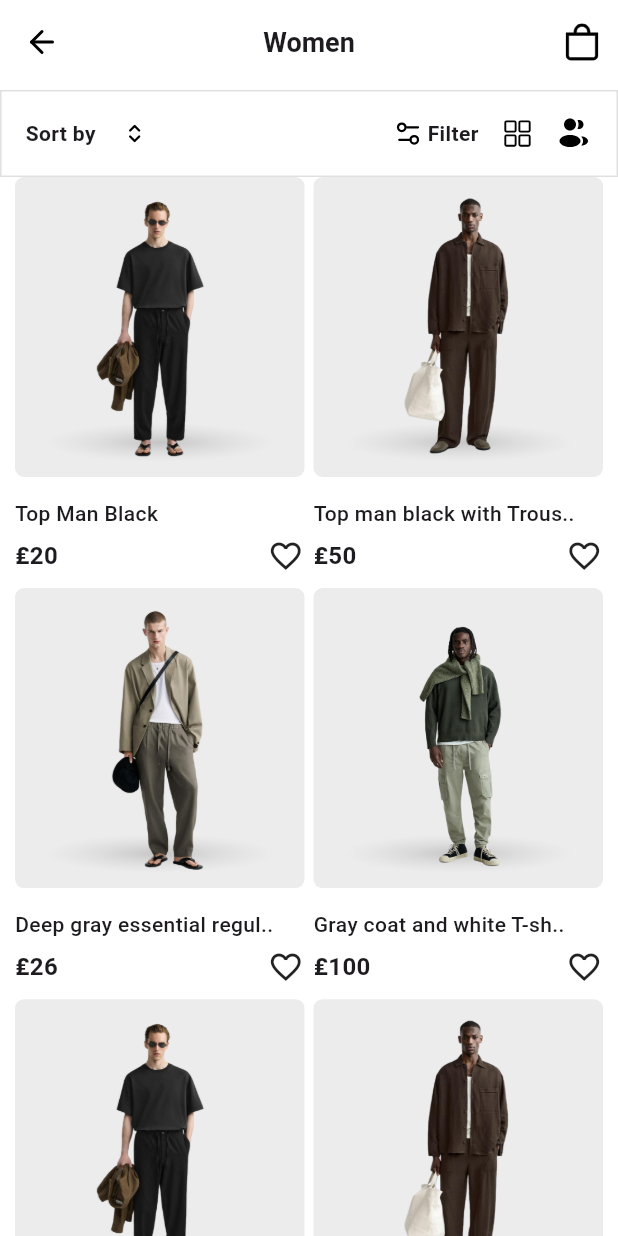
After one commit to AshrafElManDoh/runwat_app, a Flutter app: the screen it shows after launch, after a tap on "Women", on a phone screen of 412 x 824 dp. The commit adds this screen. Run offline on Flutter 3.47's test engine with Material 3 defaults, Android fonts, the phone set to English and light mode, and no system bars; drawn by our look-alikes of like_button; our stand-ins replace flutter_bloc, flutter_svg, sliding_up_panel, video_player.

Commit message:
finish category view

```diff
--- /dev/null
+++ b/devtools_options.yaml
@@ -0,0 +1,3 @@
+description: This file stores settings for Dart & Flutter DevTools.
+documentation: https://docs.flutter.dev/tools/devtools/extensions#configure-extension-enablement-states
+extensions:
--- /dev/null
+++ b/lib/cubits/category_cubit/category_cubit.dart
@@ -0,0 +1,52 @@
+import 'package:flutter_bloc/flutter_bloc.dart';
+import 'package:flutter/material.dart';
+import 'package:runway_app/models/product_model.dart';
+
+part 'category_state.dart';
+
+class CategoryCubit extends Cubit<CategoryState> {
+  CategoryCubit() : super(CategoryInitial());
+
+  List<ProductModel> products = [
+    ProductModel(
+      title: "Top Man Black",
+      price: "20",
+      image: "assets/images/models/model1.png",
+    ),
+    ProductModel(
+      title: "Top man black with Trous..",
+      price: "50",
+      image: "assets/images/models/model2.png",
+    ),
+    ProductModel(
+      title: "Deep gray essential regul..",
+      price: "26",
+      image: "assets/images/models/model3.png",
+    ),
+    ProductModel(
+      title: "Gray coat and white T-sh..",
+      price: "100",
+      image: "assets/images/models/model4.png",
+    ),
+    ProductModel(
+      title: "Top Man Black",
+      price: "20",
+      image: "assets/images/models/model1.png",
+    ),
+    ProductModel(
+      title: "Top man black with Trous..",
+      price: "50",
+      image: "assets/images/models/model2.png",
+    ),
+    ProductModel(
+      title: "Deep gray essential regul..",
+      price: "26",
+      image: "assets/images/models/model3.png",
+    ),
+    ProductModel(
+      title: "Gray coat and white T-sh..",
+      price: "100",
+      image: "assets/images/models/model4.png",
+    ),
+  ];
+}
--- /dev/null
+++ b/lib/cubits/category_cubit/category_state.dart
@@ -0,0 +1,6 @@
+part of 'category_cubit.dart';
+
+@immutable
+sealed class CategoryState {}
+
+final class CategoryInitial extends CategoryState {}
--- a/lib/cubits/home_cubit/home_cubit.dart
+++ b/lib/cubits/home_cubit/home_cubit.dart
@@ -38,7 +38,7 @@ class HomeCubit extends Cubit<HomeState> {
     controller = VideoPlayerController.asset("assets/video/video.mp4")
       ..initialize().then((_) {
         controller
-          ..setLooping(true)
+          ..setLooping(false)
           ..play();
 
         emit(HomeVideo());
--- /dev/null
+++ b/lib/models/product_model.dart
@@ -0,0 +1,5 @@
+class ProductModel {
+  final String image, title, price;
+
+  ProductModel({required this.image, required this.title, required this.price});
+}
--- /dev/null
+++ b/lib/views/category_view.dart
@@ -0,0 +1,98 @@
+import 'package:flutter/material.dart';
+import 'package:flutter_bloc/flutter_bloc.dart';
+import 'package:like_button/like_button.dart';
+import 'package:runway_app/cubits/category_cubit/category_cubit.dart';
+import 'package:runway_app/models/product_model.dart';
+import 'package:runway_app/widgets/category_filter.dart';
+import 'package:runway_app/widgets/custom_app_bar.dart';
+import 'package:runway_app/widgets/custom_model_container.dart';
+
+class CategoryView extends StatelessWidget {
+  const CategoryView({super.key, required this.title});
+  final String title;
+  @override
+  Widget build(BuildContext context) {
+    return Scaffold(
+      appBar: CustomAppBar(
+        title: title,
+        leadingIconPath: "assets/svgs/arrow-left.svg",
+        trailingIconPath: "assets/svgs/cart.svg",
+        onPressedLeading: () {
+          Navigator.pop(context);
+        },
+      ),
+      body: BlocProvider(
+        create: (context) => CategoryCubit(),
+        child: CategoryBody(),
+      ),
+    );
+  }
+}
+
+class CategoryBody extends StatelessWidget {
+  const CategoryBody({super.key});
+
+  @override
+  Widget build(BuildContext context) {
+    return Column(
+      children: [
+        CategoryFilter(),
+        Expanded(
+          child: Padding(
+            padding: const EdgeInsets.symmetric(horizontal: 10),
+            child: GridView.builder(
+              itemCount: context.read<CategoryCubit>().products.length,
+              gridDelegate: SliverGridDelegateWithFixedCrossAxisCount(
+                crossAxisCount: 2,
+                crossAxisSpacing: 6,
+                mainAxisSpacing: 6,
+                childAspectRatio: 0.72,
+              ),
+              itemBuilder: (context, index) => ModelItem(
+                productModel: context.read<CategoryCubit>().products[index],
+              ),
+            ),
+          ),
+        ),
+      ],
+    );
+  }
+}
+
+class ModelItem extends StatelessWidget {
+  const ModelItem({super.key, required this.productModel});
+  final ProductModel productModel;
+  @override
+  Widget build(BuildContext context) {
+    return Column(
+      crossAxisAlignment: CrossAxisAlignment.start,
+      children: [
+        CustomModelContainer(imagePath: productModel.image),
+        SizedBox(height: 14),
+        Text(
+          productModel.title,
+          style: TextStyle(fontSize: 14, fontWeight: FontWeight.w500),
+        ),
+        SizedBox(height: 6),
+        Row(
+          mainAxisAlignment: MainAxisAlignment.spaceBetween,
+          children: [
+            Text(
+              "₤${productModel.price}",
+              maxLines: 1,
+              style: TextStyle(fontSize: 16, fontWeight: FontWeight.w600),
+            ),
+            LikeButton(
+              size: 25,
+              likeBuilder: (isLiked) {
+                return !isLiked
+                    ? Icon(Icons.favorite_outline)
+                    : Icon(Icons.favorite, color: Colors.red);
+              },
+            ),
+          ],
+        ),
+      ],
+    );
+  }
+}
--- a/lib/views/home_view.dart
+++ b/lib/views/home_view.dart
@@ -38,7 +38,6 @@ class HomeBody extends StatelessWidget {
     return BlocBuilder<HomeCubit, HomeState>(
       builder: (context, state) {
         final cubit = context.read<HomeCubit>();
-
         return SlidingUpPanel(
           minHeight: 180,
           maxHeight: MediaQuery.of(context).size.height * 0.7,
--- /dev/null
+++ b/lib/widgets/category_filter.dart
@@ -0,0 +1,37 @@
+import 'package:flutter/material.dart';
+import 'package:flutter_svg/svg.dart';
+
+class CategoryFilter extends StatelessWidget {
+  const CategoryFilter({super.key});
+
+  @override
+  Widget build(BuildContext context) {
+    return Container(
+      padding: EdgeInsets.all(16),
+      decoration: BoxDecoration(
+        border: Border.all(width: 1, color: Colors.black12),
+      ),
+      child: Row(
+        children: [
+          Text(
+            "Sort by",
+            style: TextStyle(fontSize: 14, fontWeight: FontWeight.w600),
+          ),
+          SizedBox(width: 20),
+          SvgPicture.asset("assets/svgs/select.svg"),
+          Spacer(),
+          SvgPicture.asset("assets/svgs/filter.svg"),
+          SizedBox(width: 5),
+          Text(
+            "Filter",
+            style: TextStyle(fontSize: 14, fontWeight: FontWeight.w600),
+          ),
+          SizedBox(width: 16),
+          SvgPicture.asset("assets/svgs/grid.svg"),
+          SizedBox(width: 16),
+          SvgPicture.asset("assets/svgs/groups.svg"),
+        ],
+      ),
+    );
+  }
+}
--- a/lib/widgets/category_widget.dart
+++ b/lib/widgets/category_widget.dart
@@ -1,6 +1,7 @@
 import 'package:flutter/material.dart';
 import 'package:flutter_bloc/flutter_bloc.dart';
 import 'package:runway_app/cubits/home_cubit/home_cubit.dart';
+import 'package:runway_app/views/category_view.dart';
 import 'package:runway_app/widgets/category_item.dart';
 
 class CategoryWidget extends StatelessWidget {
@@ -36,7 +37,18 @@ class CategoryWidget extends StatelessWidget {
                 cubit.category.length,
                 (index) => Padding(
                   padding: const EdgeInsets.only(right: 16),
-                  child: CategoryItem(categoryModel: cubit.category[index]),
+                  child: GestureDetector(
+                    onTap: () {
+                      Navigator.push(
+                        context,
+                        MaterialPageRoute(
+                          builder: (context) =>
+                              CategoryView(title: cubit.category[index].name),
+                        ),
+                      );
+                    },
+                    child: CategoryItem(categoryModel: cubit.category[index]),
+                  ),
                 ),
               ),
             ),
--- a/lib/widgets/custom_app_bar.dart
+++ b/lib/widgets/custom_app_bar.dart
@@ -7,9 +7,12 @@ class CustomAppBar extends StatelessWidget implements PreferredSizeWidget {
     required this.title,
     required this.leadingIconPath,
     required this.trailingIconPath,
+    this.onPressedLeading,
+    this.onPressedtrailing,
   });
   final String title;
   final String leadingIconPath, trailingIconPath;
+  final void Function()? onPressedLeading, onPressedtrailing;
 
   @override
   Size get preferredSize => Size.fromHeight(60);
@@ -24,12 +27,12 @@ class CustomAppBar extends StatelessWidget implements PreferredSizeWidget {
       forceMaterialTransparency: true,
       centerTitle: true,
       leading: IconButton(
-        onPressed: () {},
+        onPressed: onPressedLeading,
         icon: SvgPicture.asset(leadingIconPath),
       ),
       actions: [
         IconButton(
-          onPressed: () {},
+          onPressed: onPressedtrailing,
           icon: SvgPicture.asset(trailingIconPath),
         ),
       ],
--- /dev/null
+++ b/lib/widgets/custom_model_container.dart
@@ -0,0 +1,29 @@
+import 'package:flutter/material.dart';
+
+class CustomModelContainer extends StatelessWidget {
+  const CustomModelContainer({super.key, required this.imagePath});
+  final String imagePath;
+  @override
+  Widget build(BuildContext context) {
+    return Container(
+      height: 200,
+      width: 200,
+      padding: EdgeInsets.all(10),
+      decoration: BoxDecoration(
+        color: Color(0xffECECEC),
+        borderRadius: BorderRadius.circular(6),
+      ),
+      child: Stack(
+        children: [
+          Positioned(
+            bottom: 0,
+            right: 10,
+            left: 10,
+            child: Image.asset("assets/images/shadow.png"),
+          ),
+          Center(child: Image.asset(imagePath)),
+        ],
+      ),
+    );
+  }
+}
--- a/pubspec.yaml
+++ b/pubspec.yaml
@@ -38,6 +38,7 @@ dependencies:
   flutter_svg: ^2.2.0
   flutter_bloc: ^9.1.1
   sliding_up_panel: ^2.0.0+1
+  like_button: ^2.1.0
 
 dev_dependencies:
   flutter_test:
```
Also changed, not shown: pubspec.lock.
